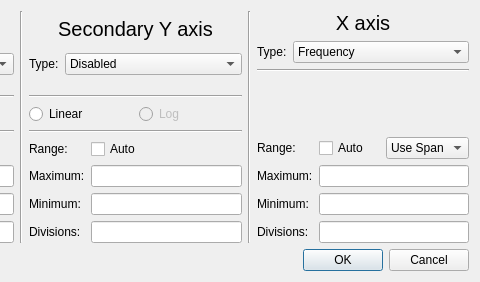
Qt form Software/PC_Application/Traces/xyplotaxisdialog.ui (jankae/LibreVNA) before a commit; both pictures show x 209 to 689 and y 0 to 282 of the 689 by 282 pixel window.
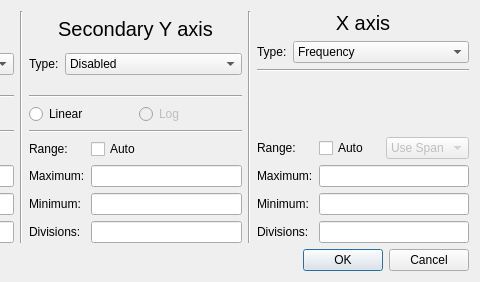
The same form after that commit. Custom widgets are drawn as their Qt base class.

Commit message: Disable initially invalid options on dialog creation

The edit to the form file:
```diff
--- a/Software/PC_Application/Traces/xyplotaxisdialog.ui
+++ b/Software/PC_Application/Traces/xyplotaxisdialog.ui
@@ -445,6 +445,9 @@
            </item>
            <item>
             <widget class="QComboBox" name="Xautomode">
+             <property name="enabled">
+              <bool>false</bool>
+             </property>
              <item>
               <property name="text">
                <string>Use Span</string>
```
The commit also changes 1 other file.
